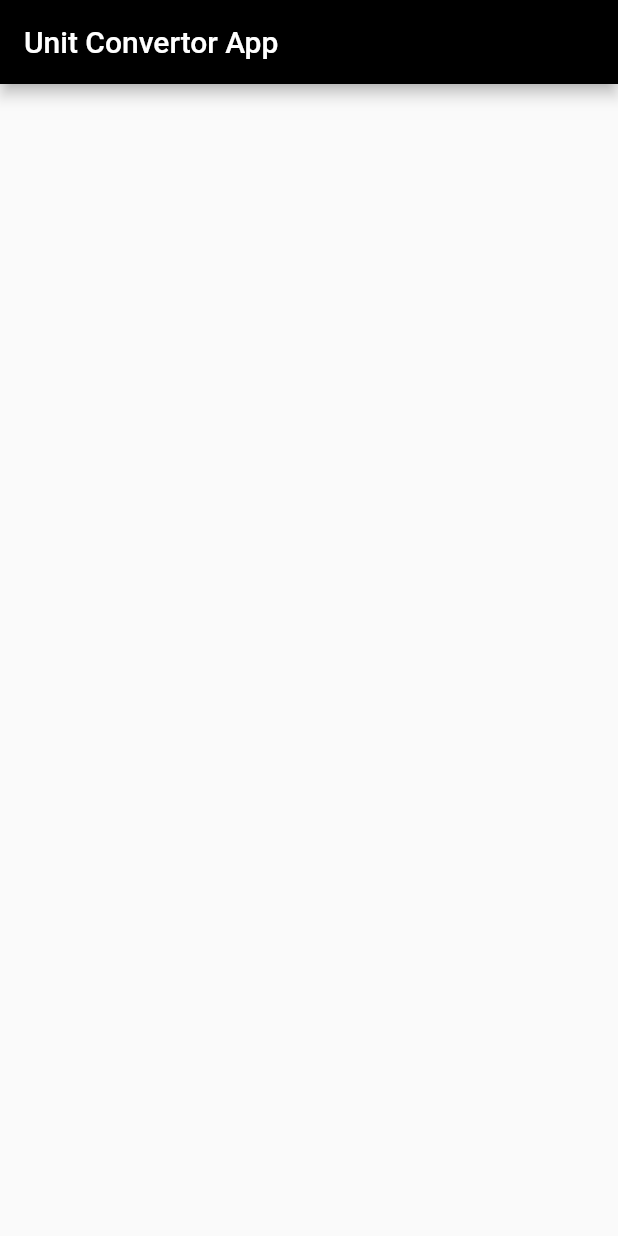
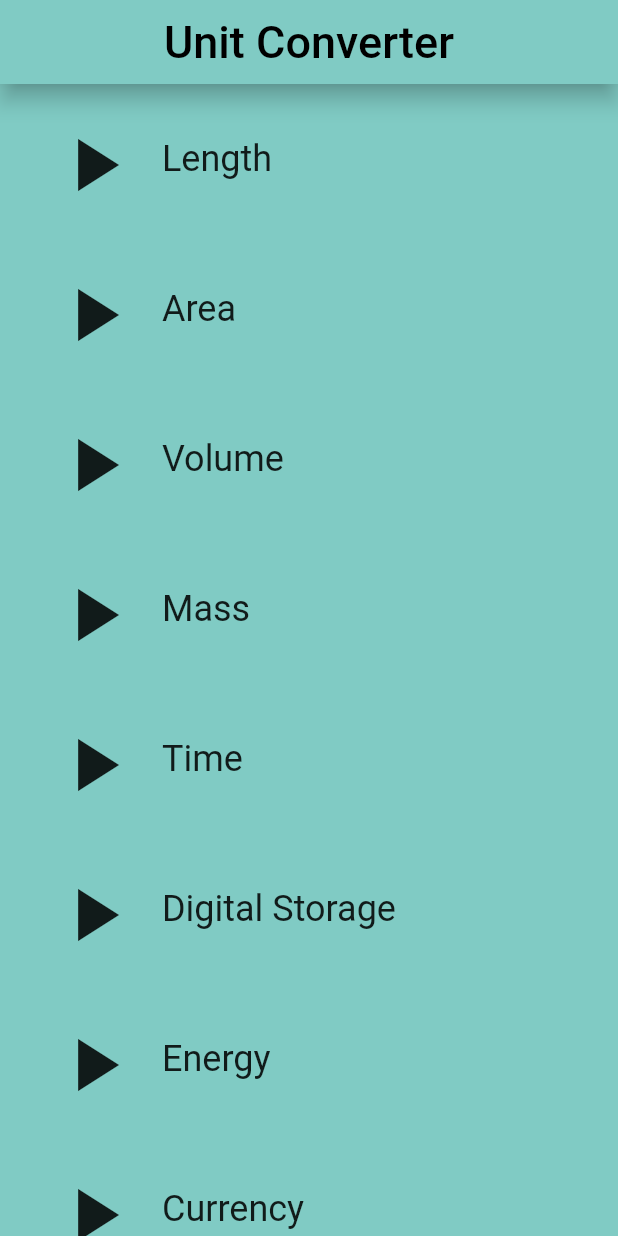
Before and after one commit to azharullah/flutter_unit_convertor_app, a Flutter app: the screen it shows after launch, on a phone screen of 412 x 824 dp. Run offline on Flutter 3.47's test engine with Material 2 defaults, Android fonts, the phone set to English and light mode, and no system bars.

Commit message:
Build basic listview to show the custom build widgets

```diff
--- /dev/null
+++ b/lib/categoryRoute.dart
@@ -0,0 +1,71 @@
+import 'package:flutter/material.dart';
+import 'categoryWidget.dart';
+
+final _backgroundColor = Colors.teal[200];
+
+class CategoryRoute extends StatelessWidget {
+  const CategoryRoute();
+
+  static const _categoryNames = <String>[
+    'Length',
+    'Area',
+    'Volume',
+    'Mass',
+    'Time',
+    'Digital Storage',
+    'Energy',
+    'Currency',
+  ];
+
+  static const _baseColors = <Color>[
+    Colors.teal,
+    Colors.orange,
+    Colors.pinkAccent,
+    Colors.blueAccent,
+    Colors.yellow,
+    Colors.greenAccent,
+    Colors.purpleAccent,
+    Colors.red,
+  ];
+
+  Widget _buildCategoryWidgets(List<Widget> categories) {
+    return ListView.builder(
+      itemBuilder: (BuildContext context, int index) => categories[index],
+      itemCount: categories.length,
+    );
+  }
+
+  @override
+  Widget build(BuildContext context) {
+    final categories = <CatergoryWidget>[];
+
+    for (var i = 0; i < _categoryNames.length; i++) {
+      categories.add(CatergoryWidget(
+        name: _categoryNames[i],
+        icon: Icons.play_arrow,
+        color: _baseColors[i],
+      ));
+    }
+
+    final listView = Container(
+      color: _backgroundColor,
+      padding: EdgeInsets.symmetric(horizontal: 8),
+      child: _buildCategoryWidgets(categories),
+    );
+
+    final appBar = AppBar(
+      elevation: 6,
+      title: Text(
+        'Unit Converter',
+        style: TextStyle(color: Colors.black, fontSize: 30),
+      ),
+      centerTitle: true,
+      backgroundColor: _backgroundColor,
+    );
+
+    return Scaffold(
+      appBar: appBar,
+      body: listView,
+    );
+  }
+}
--- a/lib/categoryWidget.dart
+++ b/lib/categoryWidget.dart
@@ -1,8 +1,55 @@
 import 'package:flutter/material.dart';
 
+final _rowHeight = 100.0;
+final _borderRadius = BorderRadius.circular(_rowHeight / 2);
+
 class CatergoryWidget extends StatelessWidget {
+  final String name;
+  final IconData icon;
+  final ColorSwatch color;
+
+  const CatergoryWidget(
+      {Key key, @required this.name, @required this.icon, @required this.color})
+      : assert(name != null),
+        assert(icon != null),
+        assert(color != null),
+        super(key: key);
+
   @override
   Widget build(BuildContext context) {
-    return Container();
+    return Material(
+        color: Colors.transparent,
+        child: Container(
+          height: _rowHeight,
+          child: InkWell(
+            borderRadius: _borderRadius,
+            highlightColor: color,
+            splashColor: color,
+            onTap: () {
+              debugPrint('Inkwell was tapped...');
+            },
+            child: Padding(
+              padding: EdgeInsets.all(8),
+              child: Row(
+                  crossAxisAlignment: CrossAxisAlignment.start,
+                  children: <Widget>[
+                    Padding(
+                      padding: EdgeInsets.all(16),
+                      child: Icon(
+                        icon,
+                        size: 60,
+                      ),
+                    ),
+                    Center(
+                      child: Text(
+                        name,
+                        textAlign: TextAlign.center,
+                        style: Theme.of(context).textTheme.headline,
+                      ),
+                    )
+                  ]),
+            ),
+          ),
+        ));
   }
 }
--- a/lib/main.dart
+++ b/lib/main.dart
@@ -1,5 +1,5 @@
 import 'package:flutter/material.dart';
-import 'categoryWidget.dart';
+import 'categoryRoute.dart';
 
 void main() => runApp(UnitConvertorApp());
 
@@ -7,12 +7,8 @@ class UnitConvertorApp extends StatelessWidget {
   @override
   Widget build(BuildContext context) {
     return MaterialApp(
-        debugShowCheckedModeBanner: false,
-        home: Scaffold(
-            appBar: AppBar(
-              title: Text('Unit Convertor App'),
-              backgroundColor: Colors.black,
-            ),
-            body: Center(child: CatergoryWidget())));
+      debugShowCheckedModeBanner: false,
+      home: CategoryRoute(),
+    );
   }
 }
```
